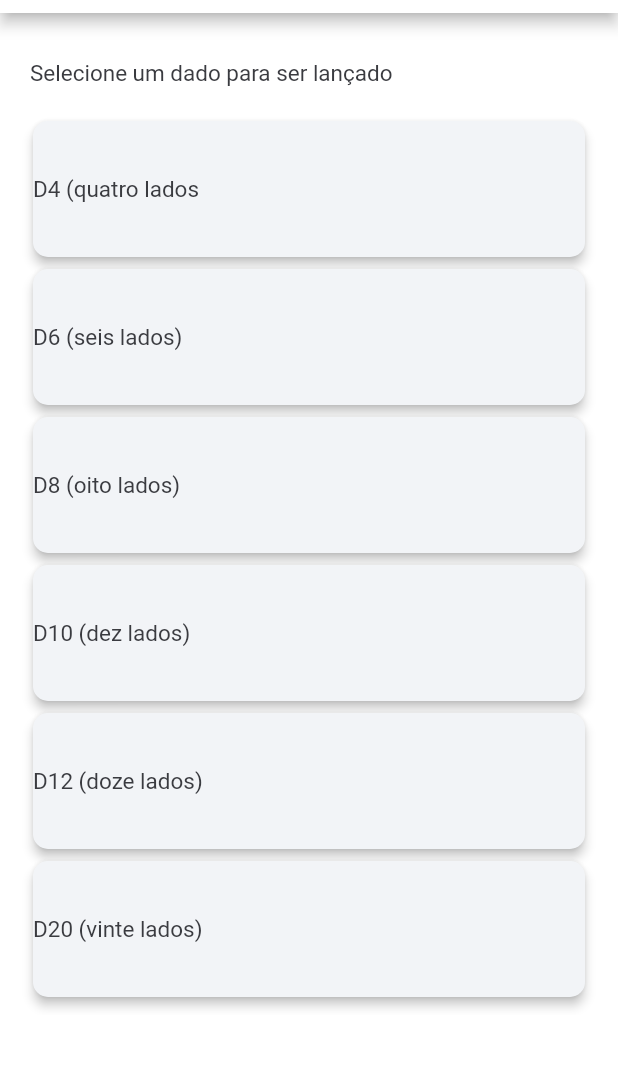
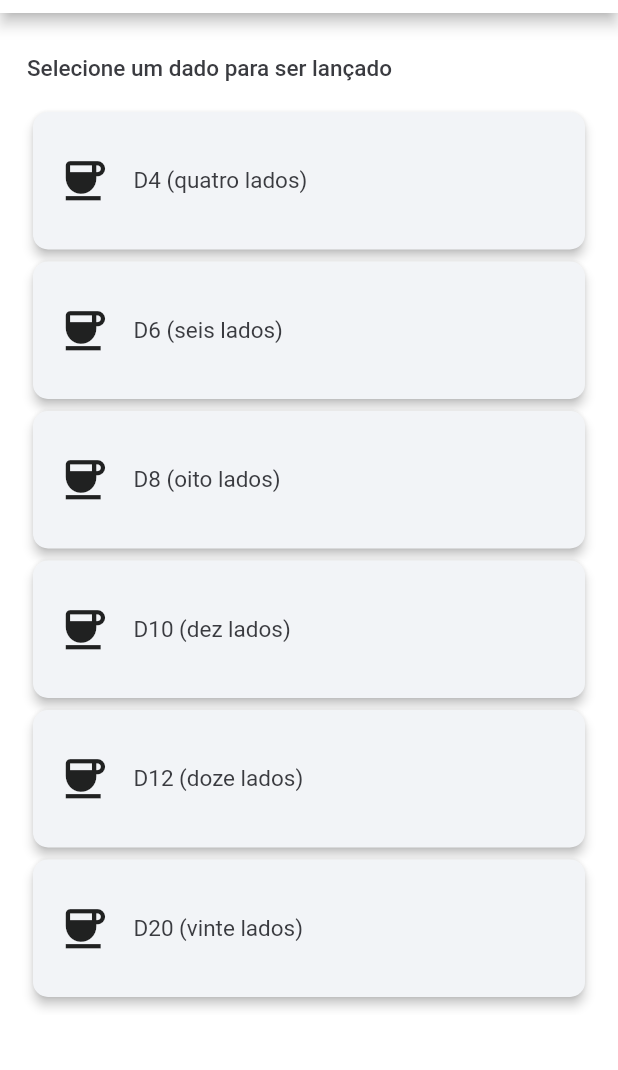
Before and after one commit to CiroDom/dados_de_rpg, a Flutter app: the screen it shows after launch, on a phone screen of 412 x 824 dp, the part 71-1141 px from its top. Run offline on Flutter 3.47's test engine with Material 2 defaults, Android fonts, the phone set to English and light mode, and no system bars.

Commit message:
melhoramento do código e do design

```diff
--- a/lib/pages/selecao_dados_page.dart
+++ b/lib/pages/selecao_dados_page.dart
@@ -14,28 +14,31 @@ class _SelecaoDadosPageState extends State<SelecaoDadosPage> {
   @override
   Widget build(BuildContext context) {
     final tema = Theme.of(context);
-    double tamanhoFonte = 15;
-    double elevacao = 3;
+    double tamanhoFonte = 15.0;
+    double elevacao = 3.0;
+    double tamanhoIconeCard = 35.0;
+    double margemLateralRow = 16.0;
 
     return Column(
       children: [
-        Container(
-          height: 40,
-          color: tema.backgroundColor,
-          child: Align(
-              alignment: Alignment.centerLeft,
-              child: Padding(
-                padding: const EdgeInsets.only(left: 10),
-                child: Text(
+        Padding(
+          padding: const EdgeInsets.all(8.0),
+          child: Row(
+            mainAxisAlignment: MainAxisAlignment.start,
+            children: [
+              Text(
                 Strings.selecioneDado,
                 style: TextStyle(
                   fontSize: tamanhoFonte,
+                  fontWeight: FontWeight.w500
                 ),
               ),
-              )),
+            ],
+          ),
         ),
         Expanded(
-            child: Stack(children: [
+          child: Stack(
+            children: [
               Container(
               color: tema.backgroundColor,
               ),
@@ -50,10 +53,18 @@ class _SelecaoDadosPageState extends State<SelecaoDadosPage> {
                       color: tema.cardTheme.color,
                       child: Row(
                         children: [
+                          Padding(
+                            padding: EdgeInsets.only(left: margemLateralRow, right: margemLateralRow),
+                            child: Icon(
+                              Icons.coffee,
+                              size: tamanhoIconeCard,
+                            ),
+                          ),
                           Text(
-                          'D4 (quatro lados',
+                            "D4 (quatro lados)",
                             style: TextStyle(
-                            fontSize: tamanhoFonte
+                              fontSize: tamanhoFonte,
+                              fontWeight: FontWeight.w400,
                             ),
                           )
                         ],
@@ -66,10 +77,18 @@ class _SelecaoDadosPageState extends State<SelecaoDadosPage> {
                     color: tema.cardTheme.color,
                     child: Row(
                       children: [
+                        Padding(
+                          padding: EdgeInsets.only(left: margemLateralRow, right: margemLateralRow),
+                          child: Icon(
+                            Icons.coffee,
+                            size: tamanhoIconeCard,
+                          ),
+                        ),
                         Text(
                           'D6 (seis lados)',
                           style: TextStyle(
-                            fontSize: tamanhoFonte
+                            fontSize: tamanhoFonte,
+                            fontWeight: FontWeight.w400,
                           ),
                         )
                       ],
@@ -82,10 +101,18 @@ class _SelecaoDadosPageState extends State<SelecaoDadosPage> {
                     color: tema.cardTheme.color,
                     child: Row(
                       children: [
+                        Padding(
+                          padding: EdgeInsets.only(left: margemLateralRow, right: margemLateralRow),
+                          child: Icon(
+                            Icons.coffee,
+                            size: tamanhoIconeCard,
+                          ),
+                        ),
                         Text(
                           'D8 (oito lados)',
                           style: TextStyle(
                             fontSize: tamanhoFonte,
+                            fontWeight: FontWeight.w400,
                           ),
                         )
                       ],
@@ -98,10 +125,18 @@ class _SelecaoDadosPageState extends State<SelecaoDadosPage> {
                     color: tema.cardTheme.color,
                     child: Row(
                       children: [
+                        Padding(
+                          padding: EdgeInsets.only(left: margemLateralRow, right: margemLateralRow),
+                          child: Icon(
+                            Icons.coffee,
+                            size: tamanhoIconeCard,
+                          ),
+                        ),
                         Text(
                           'D10 (dez lados)',
                           style: TextStyle(
-                            fontSize: tamanhoFonte
+                            fontSize: tamanhoFonte,
+                            fontWeight: FontWeight.w400,
                           ),
                         )
                       ],
@@ -114,10 +149,18 @@ class _SelecaoDadosPageState extends State<SelecaoDadosPage> {
                     color: tema.cardTheme.color,
                     child: Row(
                       children: [
+                        Padding(
+                          padding: EdgeInsets.only(left: margemLateralRow, right: margemLateralRow),
+                          child: Icon(
+                            Icons.coffee,
+                            size: tamanhoIconeCard,
+                          ),
+                        ),
                         Text(
                           'D12 (doze lados)',
                           style: TextStyle(
-                            fontSize: tamanhoFonte
+                            fontSize: tamanhoFonte,
+                            fontWeight: FontWeight.w400,
                           ),
                         )
                       ],
@@ -130,10 +173,18 @@ class _SelecaoDadosPageState extends State<SelecaoDadosPage> {
                     color: tema.cardTheme.color,
                     child: Row(
                       children: [
+                        Padding(
+                          padding: EdgeInsets.only(left: margemLateralRow, right: margemLateralRow),
+                          child: Icon(
+                            Icons.coffee,
+                            size: tamanhoIconeCard,
+                          ),
+                        ),
                         Text(
                           'D20 (vinte lados)',
                           style: TextStyle(
-                            fontSize: tamanhoFonte
+                            fontSize: tamanhoFonte,
+                            fontWeight: FontWeight.w400,
                           ),
                         ),
                       ],
@@ -143,7 +194,9 @@ class _SelecaoDadosPageState extends State<SelecaoDadosPage> {
               ],
             ),
           ),
-        ])),
+            ]
+          ),
+        ),
       ],
     );
   } //end build
```
Also changed, not shown: lib/pages/rolagem_dado_page.dart (+30 -17 lines). Lines whose indentation alone changed are shown as unchanged.
